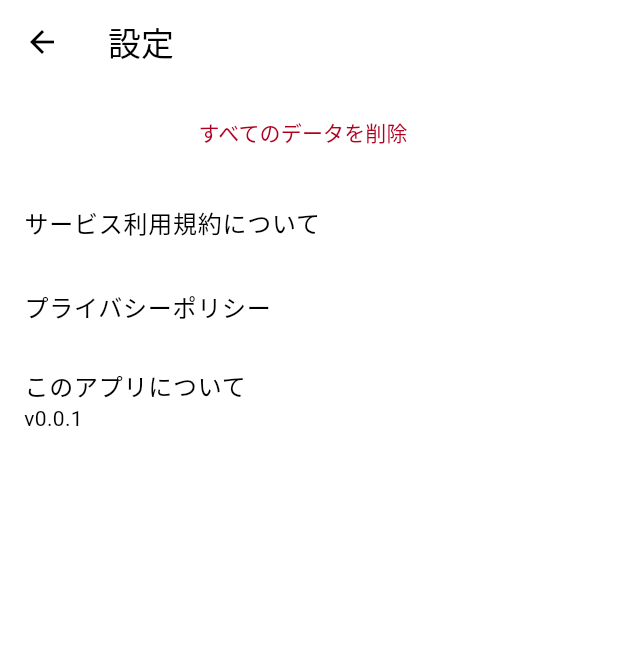
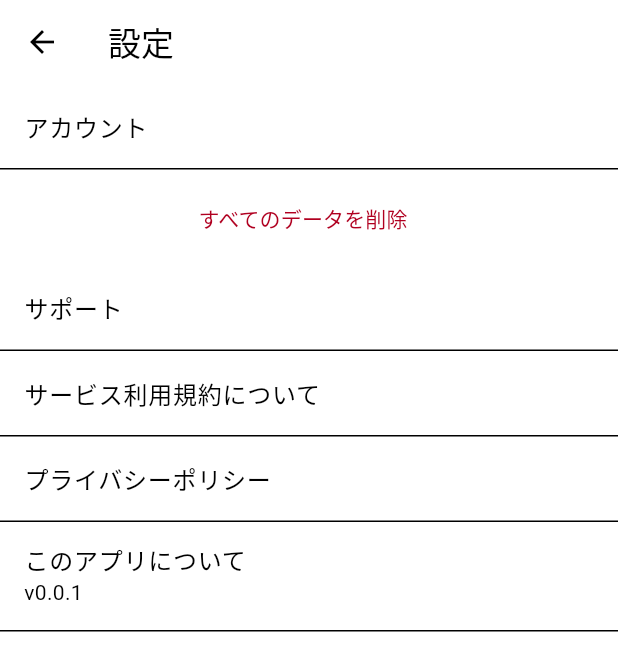
Before and after one commit to team-musashi/stamp-rally, a Flutter app: the SettingPage screen opened directly, on a phone screen of 412 x 824 dp. Shown: the top 671 px of the screen. Run offline on Flutter 3.47's test engine with Material 2 defaults, Android fonts, the phone set to English and light mode, and no system bars; our stand-ins replace cloud_firestore, firebase_auth, firebase_core, flutter_riverpod, freezed_annotation, gap and 3 more; missing offline and left inert: roggle; accounts and stored records are empty.

Commit message:
🚀 feat: 設定画面に区切り線とタイトルトピックを追加

```diff
--- a/lib/presentation/page/setting/setting_page.dart
+++ b/lib/presentation/page/setting/setting_page.dart
@@ -30,9 +30,11 @@ class _Body extends StatelessWidget {
     return SingleChildScrollView(
       child: Column(
         children: const [
+          _SectionHeader(title: 'アカウント'),
           ListTile(
             title: DeleteUserButton(),
           ),
+          _SectionHeader(title: 'サポート'),
           _TermsOfServiceListTile(),
           _PrivacyPolicyListTile(),
           _AboutAppListTile(),
@@ -53,13 +55,16 @@ class _TermsOfServiceListTile extends ConsumerWidget {
 
   @override
   Widget build(BuildContext context, WidgetRef ref) {
-    return ListTile(
+    return _DelimiterListTile(
+      listTile: ListTile(
         title: const Text('サービス利用規約について'),
         onTap: () async {
           await ref.read(urlLauncherServiceProvider).launch(
                 ref.read(appInfoProvider).termsOfServiceUrl.toString(),
               );
         },
+        tileColor: Theme.of(context).colorScheme.surface,
+      ),
     );
   }
 }
@@ -70,13 +75,16 @@ class _PrivacyPolicyListTile extends ConsumerWidget {
 
   @override
   Widget build(BuildContext context, WidgetRef ref) {
-    return ListTile(
+    return _DelimiterListTile(
+      listTile: ListTile(
         title: const Text('プライバシーポリシー'),
         onTap: () async {
           await ref.read(urlLauncherServiceProvider).launch(
                 ref.read(appInfoProvider).privacyPolicyUrl.toString(),
               );
         },
+        tileColor: Theme.of(context).colorScheme.surface,
+      ),
     );
   }
 }
@@ -88,7 +96,8 @@ class _AboutAppListTile extends ConsumerWidget {
   @override
   Widget build(BuildContext context, WidgetRef ref) {
     final info = ref.watch(appInfoProvider);
-    return ListTile(
+    return _DelimiterListTile(
+      listTile: ListTile(
         title: const Text('このアプリについて'),
         subtitle: Text(info.version),
         onTap: () {
@@ -106,6 +115,8 @@ class _AboutAppListTile extends ConsumerWidget {
             applicationLegalese: info.copyRight,
           );
         },
+        tileColor: Theme.of(context).colorScheme.surface,
+      ),
     );
   }
 }
@@ -120,14 +131,12 @@ class _SectionHeader extends StatelessWidget {
 
   @override
   Widget build(BuildContext context) {
-    return ListTile(
+    return _DelimiterListTile(
+      listTile: ListTile(
         title: Text(
           title,
-        style: TextStyle(
-          color: Theme.of(context).colorScheme.surfaceVariant,
         ),
       ),
-      tileColor: Theme.of(context).colorScheme.onSurfaceVariant,
     );
   }
 }
@@ -138,9 +147,31 @@ class _ComponentGalleryListTile extends ConsumerWidget {
 
   @override
   Widget build(BuildContext context, WidgetRef ref) {
-    return ListTile(
+    return _DelimiterListTile(
+      listTile: ListTile(
         title: const Text(ComponentGalleryRoute.title),
         onTap: () => const ComponentGalleryRoute().go(context),
+        tileColor: Theme.of(context).colorScheme.surface,
+      ),
     );
   }
 }
+
+/// 区切り線がついたListTile
+class _DelimiterListTile extends StatelessWidget {
+  const _DelimiterListTile({required this.listTile});
+
+  final ListTile listTile;
+
+  @override
+  Widget build(BuildContext context) {
+    return Column(
+      children: [
+        listTile,
+        const Divider(
+          height: 1,
+        ),
+      ],
+    );
+  }
+}
```
Lines whose indentation alone changed are shown as unchanged.
